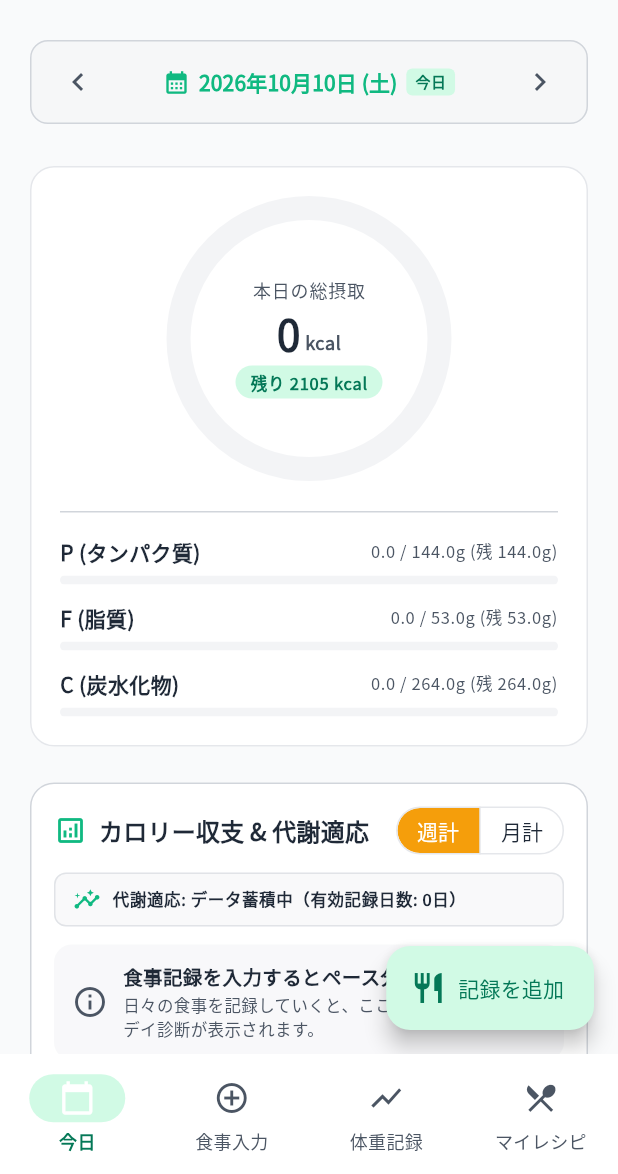
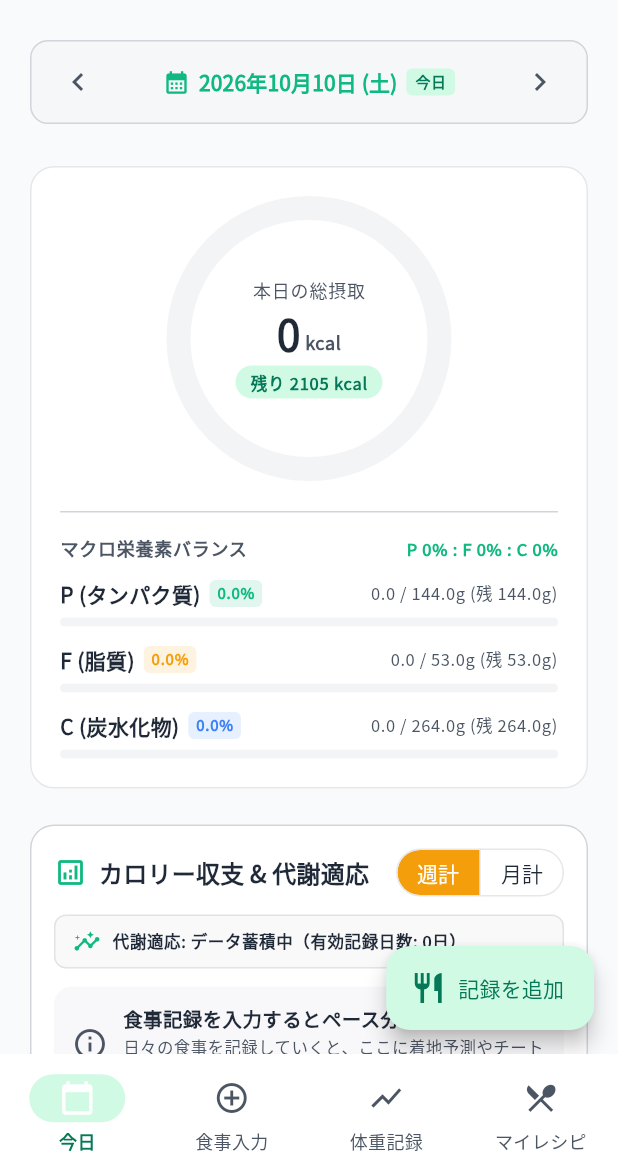
Before and after one commit to nmym0722/pfc-health-tracker, a Flutter app: the screen it shows after launch, on a phone screen of 412 x 824 dp, the part 62-1236 px from its top. Run offline on Flutter 3.47's test engine with Material 3 defaults, Android fonts, the phone set to English and light mode, and no system bars; our stand-ins replace flutter_riverpod, google_fonts, image_picker, shared_preferences; missing offline and left inert: dart:html, dart:js.

Commit message:
feat: PFC超過グラム数・全摂取カロリー比率表示およびWeb初期ロード改善

```diff
--- a/lib/views/home/widgets/pfc_summary_card.dart
+++ b/lib/views/home/widgets/pfc_summary_card.dart
@@ -54,12 +54,48 @@
             const SizedBox(height: 16),
 
             // 2. PFC進捗バー一覧
+            Builder(
+              builder: (context) {
+                // 各マクロ栄養素の摂取カロリー計算 (P: 4kcal/g, F: 9kcal/g, C: 4kcal/g)
+                final pCal = currentProtein * 4.0;
+                final fCal = currentFat * 9.0;
+                final cCal = currentCarbs * 4.0;
+
+                // 全摂取カロリーに対するパーセンテージ
+                final pPct = currentCalories > 0 ? (pCal / currentCalories * 100) : 0.0;
+                final fPct = currentCalories > 0 ? (fCal / currentCalories * 100) : 0.0;
+                final cPct = currentCalories > 0 ? (cCal / currentCalories * 100) : 0.0;
+
+                return Column(
+                  children: [
+                    // マクロ栄養素バランス サマリー
+                    Row(
+                      mainAxisAlignment: MainAxisAlignment.spaceBetween,
+                      children: [
+                        Text(
+                          'マクロ栄養素バランス',
+                          style: theme.textTheme.labelMedium?.copyWith(
+                            fontWeight: FontWeight.w600,
+                            color: theme.colorScheme.onSurfaceVariant,
+                          ),
+                        ),
+                        Text(
+                          'P ${pPct.toStringAsFixed(0)}% : F ${fPct.toStringAsFixed(0)}% : C ${cPct.toStringAsFixed(0)}%',
+                          style: theme.textTheme.labelSmall?.copyWith(
+                            fontWeight: FontWeight.bold,
+                            color: theme.colorScheme.primary,
+                          ),
+                        ),
+                      ],
+                    ),
+                    const SizedBox(height: 12),
                     _PfcRow(
                       label: 'P (タンパク質)',
                       current: currentProtein,
                       target: targetProtein,
                       color: theme.colorScheme.primary,
                       unit: 'g',
+                      caloriePercentage: pPct,
                     ),
                     const SizedBox(height: 12),
                     _PfcRow(
@@ -68,6 +104,7 @@
                       target: targetFat,
                       color: theme.colorScheme.secondary,
                       unit: 'g',
+                      caloriePercentage: fPct,
                     ),
                     const SizedBox(height: 12),
                     _PfcRow(
@@ -76,6 +113,11 @@
                       target: targetCarbs,
                       color: theme.colorScheme.tertiary,
                       unit: 'g',
+                      caloriePercentage: cPct,
+                    ),
+                  ],
+                );
+              },
             ),
           ],
         ),
@@ -90,6 +132,7 @@
   final double target;
   final Color color;
   final String unit;
+  final double caloriePercentage;
 
   const _PfcRow({
     required this.label,
@@ -97,19 +140,28 @@
     required this.target,
     required this.color,
     required this.unit,
+    required this.caloriePercentage,
   });
 
   @override
   Widget build(BuildContext context) {
     final theme = Theme.of(context);
+    final isOver = current > target && target > 0;
     final progress = target > 0 ? (current / target).clamp(0.0, 1.0) : 0.0;
     final remaining = target - current;
+    final overAmount = current - target;
+
+    final progressColor = isOver ? theme.colorScheme.error : color;
 
     return Column(
       crossAxisAlignment: CrossAxisAlignment.start,
       children: [
         Row(
           mainAxisAlignment: MainAxisAlignment.spaceBetween,
+          crossAxisAlignment: CrossAxisAlignment.center,
+          children: [
+            Row(
+              mainAxisSize: MainAxisSize.min,
               children: [
                 Text(
                   label,
@@ -118,16 +170,52 @@
                     color: theme.colorScheme.onSurface,
                   ),
                 ),
+                const SizedBox(width: 6),
+                Container(
+                  padding: const EdgeInsets.symmetric(horizontal: 5, vertical: 1.5),
+                  decoration: BoxDecoration(
+                    color: color.withOpacity(0.12),
+                    borderRadius: BorderRadius.circular(4),
+                  ),
+                  child: Text(
+                    '${caloriePercentage.toStringAsFixed(1)}%',
+                    style: theme.textTheme.labelSmall?.copyWith(
+                      color: color,
+                      fontWeight: FontWeight.bold,
+                      fontSize: 10,
+                    ),
+                  ),
+                ),
+              ],
+            ),
             const SizedBox(width: 8),
             Flexible(
-              child: Text(
-                '${current.toStringAsFixed(1)} / ${target.toStringAsFixed(1)}$unit (残 ${remaining > 0 ? remaining.toStringAsFixed(1) : '0'}$unit)',
+              child: RichText(
+                textAlign: TextAlign.right,
+                overflow: TextOverflow.ellipsis,
+                text: TextSpan(
                   style: theme.textTheme.bodySmall?.copyWith(
                     color: theme.colorScheme.onSurfaceVariant,
                     fontSize: 11,
                   ),
-                overflow: TextOverflow.ellipsis,
-                textAlign: TextAlign.right,
+                  children: [
+                    TextSpan(
+                      text: '${current.toStringAsFixed(1)} / ${target.toStringAsFixed(1)}$unit ',
+                    ),
+                    if (isOver)
+                      TextSpan(
+                        text: '(${overAmount.toStringAsFixed(1)}$unit 超過)',
+                        style: TextStyle(
+                          color: theme.colorScheme.error,
+                          fontWeight: FontWeight.bold,
+                        ),
+                      )
+                    else
+                      TextSpan(
+                        text: '(残 ${remaining > 0 ? remaining.toStringAsFixed(1) : '0'}$unit)',
+                      ),
+                  ],
+                ),
               ),
             ),
           ],
@@ -136,10 +224,10 @@
         ClipRRect(
           borderRadius: BorderRadius.circular(4),
           child: LinearProgressIndicator(
-            value: progress,
+            value: isOver ? 1.0 : progress,
             minHeight: 6,
             backgroundColor: theme.colorScheme.surfaceContainerHighest,
-            valueColor: AlwaysStoppedAnimation<Color>(color),
+            valueColor: AlwaysStoppedAnimation<Color>(progressColor),
           ),
         ),
       ],
```
Also changed, not shown: 1 other file. Lines whose indentation alone changed are shown as unchanged.
